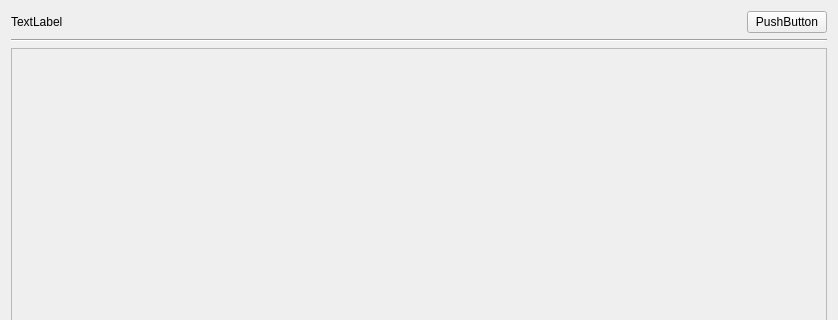
Before: the Qt Designer form geometriesGL/src/measureActions/form_viewwidget_design.ui in gabrielDenilson/oglGeometries, drawn with Qt 5; both pictures show x 0 to 838 and y 0 to 320 of the 838 by 590 pixel window.
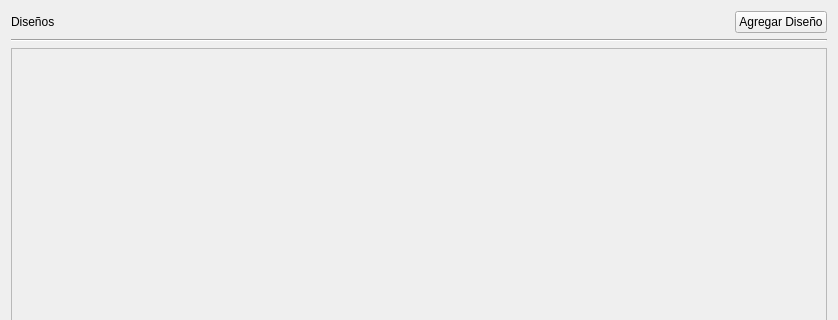
After: the same form once the commit is applied.

The edit to the form file:
```diff
--- a/geometriesGL/src/measureActions/form_viewwidget_design.ui
+++ b/geometriesGL/src/measureActions/form_viewwidget_design.ui
@@ -19,7 +19,7 @@
      <item>
       <widget class="QLabel" name="label">
        <property name="text">
-        <string>TextLabel</string>
+        <string>Diseños</string>
        </property>
       </widget>
      </item>
@@ -39,7 +39,7 @@
      <item>
       <widget class="QPushButton" name="pushButton">
        <property name="text">
-        <string>PushButton</string>
+        <string>Agregar Diseño</string>
        </property>
       </widget>
      </item>
```
Left out of the diff: 2 changed lines with no effect on the pictures.
